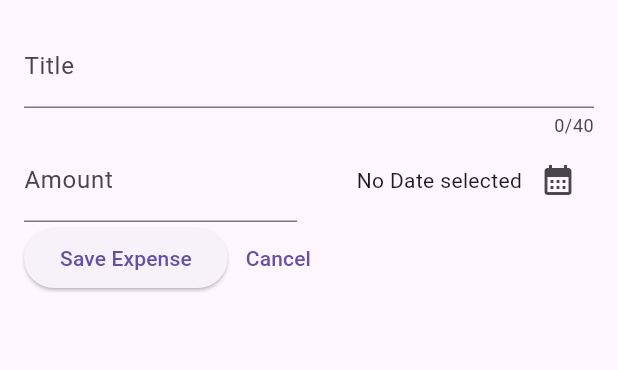
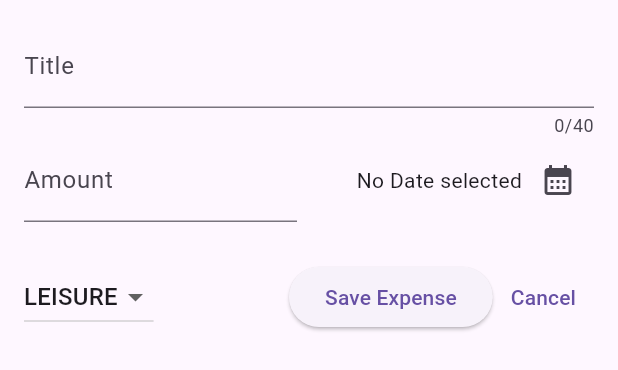
Before and after one commit to HassanKhan123/expense-tracker, a Flutter app: the NewExpense widget shown alone on an empty page, opened directly, on a phone screen of 412 x 824 dp. Shown: the top 370 px of the screen. Run offline on Flutter 3.47's test engine with Material 2 defaults, Android fonts, the phone set to English and light mode, and no system bars.

Commit message:
added: dropdown widget

```diff
--- a/lib/widgets/new_expense.dart
+++ b/lib/widgets/new_expense.dart
@@ -1,3 +1,4 @@
+import 'package:expense_tracker/models/expense.dart';
 import 'package:flutter/material.dart';
 import 'package:intl/intl.dart';
 
@@ -16,6 +17,7 @@ class _NewExpenseState extends State<NewExpense> {
   final _titleController = TextEditingController();
   final _amountController = TextEditingController();
   DateTime? _selectedDate;
+  Category _selectedCategory = Category.leisure;
 
   void _presentDatePicker() async {
     final now = DateTime.now();
@@ -80,8 +82,32 @@ class _NewExpenseState extends State<NewExpense> {
               ))
             ],
           ),
+          const SizedBox(
+            height: 26,
+          ),
           Row(
             children: [
+              DropdownButton(
+                  value: _selectedCategory,
+                  items: Category.values
+                      .map(
+                        (category) => DropdownMenuItem(
+                          value: category,
+                          child: Text(
+                            category.name.toUpperCase(),
+                          ),
+                        ),
+                      )
+                      .toList(),
+                  onChanged: (value) {
+                    if (value == null) {
+                      return;
+                    }
+                    setState(() {
+                      _selectedCategory = value;
+                    });
+                  }),
+              const Spacer(),
               ElevatedButton(
                 onPressed: () {
                   print(_titleController.text);
```
